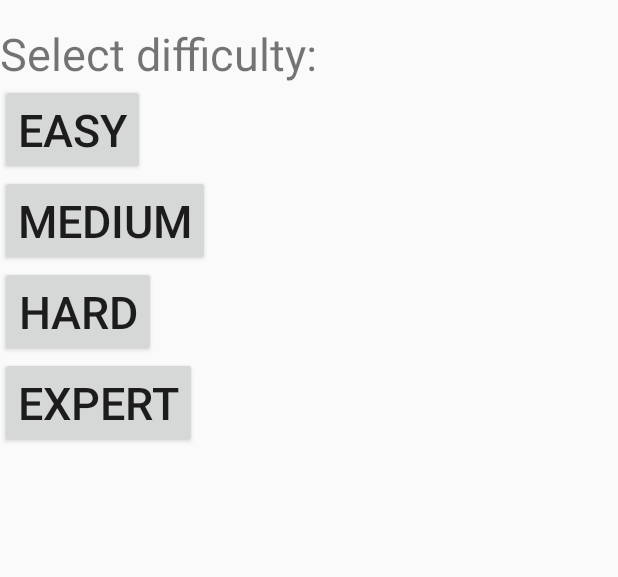
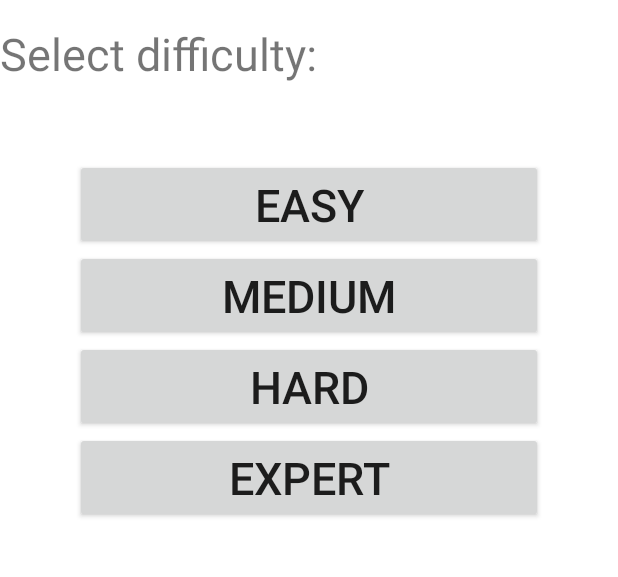
Before and after one commit to peteu1/Spider, an Android app: the screen it shows after launch (MainActivity), on a phone screen of 412 x 824 dp, the part 108-685 px from its top. Run offline under Robolectric (Android 15) with nearby library versions, the phone set to English and light mode, and no system bars.

Commit message:
added material design

```diff
--- a/app/build.gradle
+++ b/app/build.gradle
@@ -16,12 +16,18 @@ android {
             proguardFiles getDefaultProguardFile('proguard-android.txt'), 'proguard-rules.pro'
         }
     }
+    compileOptions {
+        sourceCompatibility = 1.8
+        targetCompatibility = 1.8
+    }
+    buildToolsVersion = '28.0.3'
 }
 
 dependencies {
     implementation fileTree(dir: 'libs', include: ['*.jar'])
     implementation 'com.android.support:appcompat-v7:28.0.0'
     implementation 'com.android.support.constraint:constraint-layout:1.1.3'
+    implementation 'com.android.support:design:28.0.0'
     testImplementation 'junit:junit:4.12'
     androidTestImplementation 'com.android.support.test:runner:1.0.2'
     androidTestImplementation 'com.android.support.test.espresso:espresso-core:3.0.2'
--- a/app/src/main/res/layout/activity_main.xml
+++ b/app/src/main/res/layout/activity_main.xml
@@ -32,30 +32,55 @@
             android:layout_width="match_parent"
             android:layout_height="wrap_content"
             android:textSize="30dp"/>
-        <Button android:id="@+id/easy"
-            android:layout_width="wrap_content"
+
+        <android.support.constraint.Guideline
+            android:id="@+id/guideline"
+            android:layout_width="match_parent"
             android:layout_height="wrap_content"
-            android:textSize="30dp"
-            android:text="Easy"/>
-        <Button android:id="@+id/medium"
-            android:layout_width="wrap_content"
-            android:layout_height="wrap_content"
-            android:textSize="30dp"
-            android:text="Medium"/>
-        <Button android:id="@+id/hard"
-            android:layout_width="wrap_content"
-            android:layout_height="wrap_content"
-            android:textSize="30dp"
-            android:text="Hard"/>
-        <Button android:id="@+id/expert"
-            android:layout_width="wrap_content"
-            android:layout_height="wrap_content"
-            android:textSize="30dp"
-            android:text="Expert"/>
-        <Button android:id="@+id/resume"
-            android:layout_width="wrap_content"
-            android:layout_height="wrap_content"
-            android:textSize="30dp"
-            android:text="Resume"/>
+            android:orientation="horizontal"
+            android:visibility="visible" />
+
+        <LinearLayout
+            android:layout_width="match_parent"
+            android:layout_height="match_parent"
+            android:layout_margin="50dp"
+            android:orientation="vertical">
+
+            <Button
+                android:id="@+id/easy"
+                android:layout_width="match_parent"
+                android:layout_height="wrap_content"
+                android:text="Easy"
+                android:textSize="30dp" />
+
+            <Button
+                android:id="@+id/medium"
+                android:layout_width="match_parent"
+                android:layout_height="wrap_content"
+                android:text="Medium"
+                android:textSize="30dp" />
+
+            <Button
+                android:id="@+id/hard"
+                android:layout_width="match_parent"
+                android:layout_height="wrap_content"
+                android:text="Hard"
+                android:textSize="30dp" />
+
+            <Button
+                android:id="@+id/expert"
+                android:layout_width="match_parent"
+                android:layout_height="wrap_content"
+                android:text="Expert"
+                android:textSize="30dp" />
+
+            <Button
+                android:id="@+id/resume"
+                android:layout_width="match_parent"
+                android:layout_height="wrap_content"
+                android:text="Resume"
+                android:textSize="30dp" />
+        </LinearLayout>
+
     </LinearLayout>
 </RelativeLayout>
--- a/app/src/main/res/values/styles.xml
+++ b/app/src/main/res/values/styles.xml
@@ -1,7 +1,7 @@
 <resources>
 
     <!-- Base application theme. -->
-    <style name="AppTheme" parent="Theme.AppCompat.Light.DarkActionBar">
+    <style name="AppTheme" parent="Theme.MaterialComponents.Light.DarkActionBar">
         <!-- Customize your theme here. -->
         <item name="colorPrimary">@color/colorPrimary</item>
         <item name="colorPrimaryDark">@color/colorPrimaryDark</item>
```
